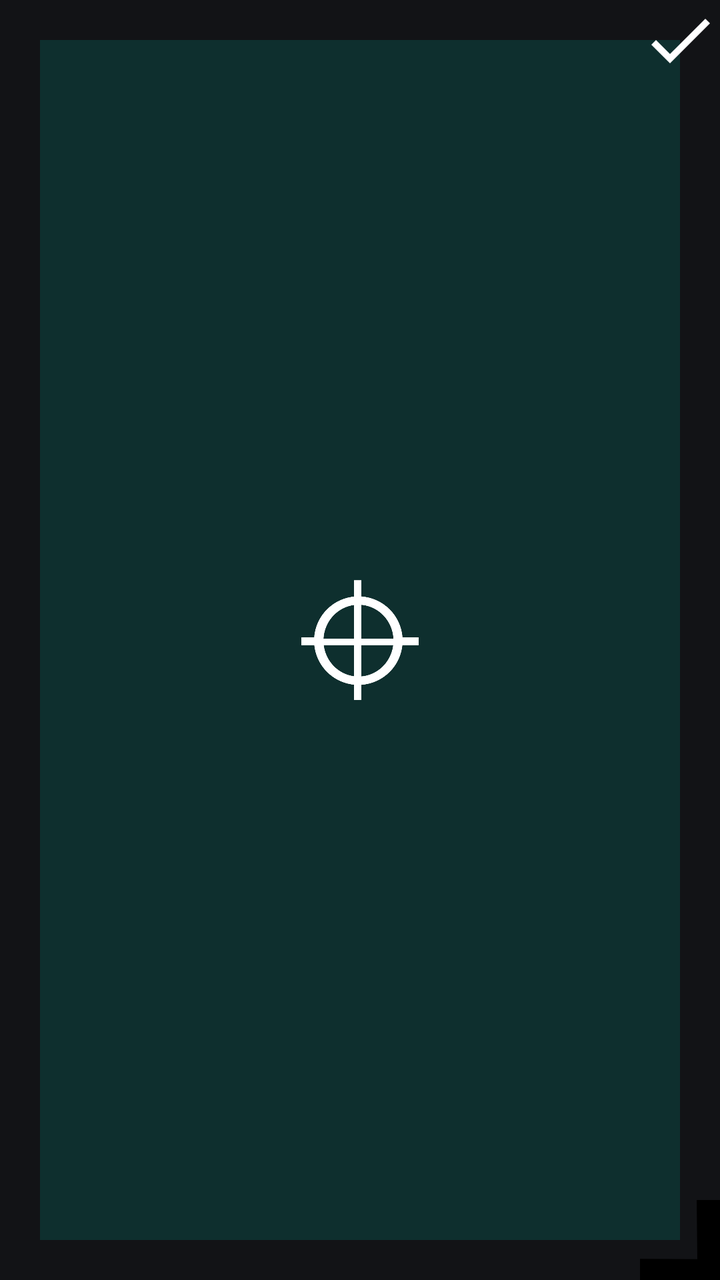
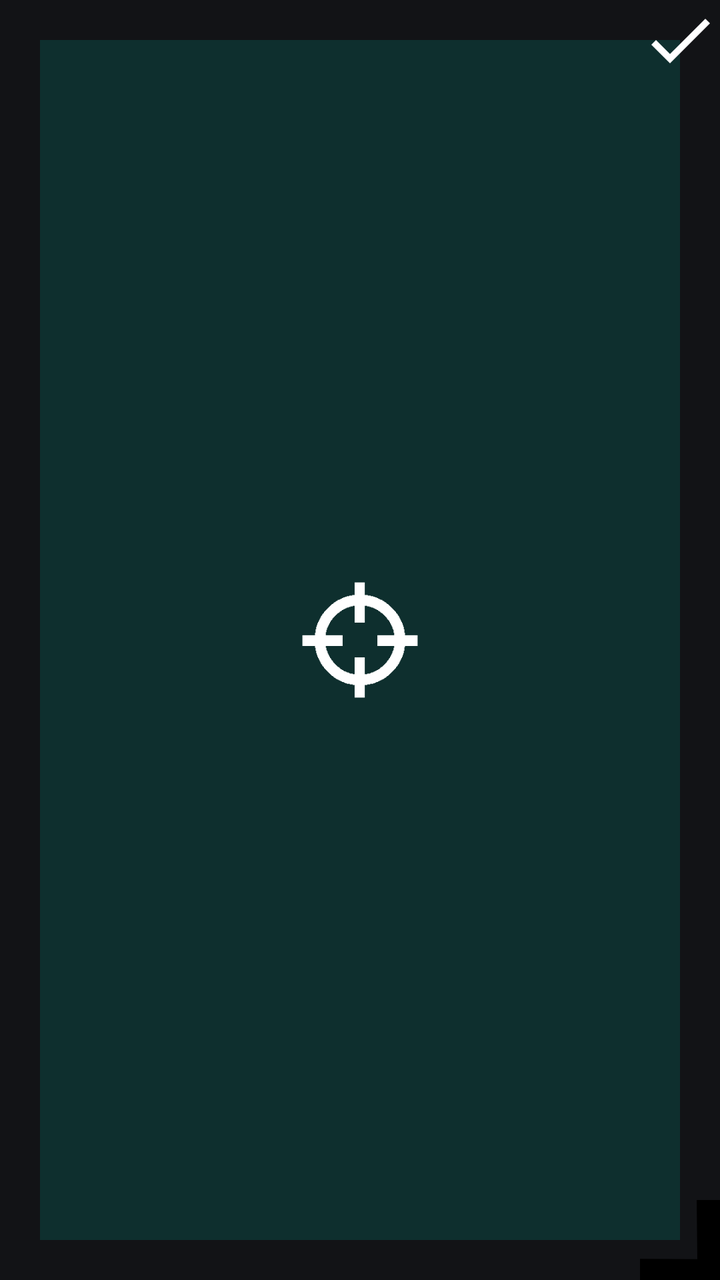

Before-and-after screenshots of an Android layout around one commit, followed by the original layout XML and the change that was made.
<!-- AndroidManifest.xml: application theme Theme.XtMapper -->
<!-- res/layout/resizable.xml -->
<?xml version="1.0" encoding="utf-8"?>
<FrameLayout xmlns:android="http://schemas.android.com/apk/res/android"
    xmlns:app="http://schemas.android.com/apk/res-auto"
    xmlns:tools="http://schemas.android.com/tools"
    android:layout_width="320dp"
    android:layout_height="240dp"
    android:translationZ="2dp"
    tools:ignore="HardcodedText,ContentDescription">

        <View
            android:layout_width="match_parent"
            android:layout_height="match_parent"
            android:layout_margin="20dp"
            android:background="#37009688" />
        <ImageView
            android:id="@+id/drag_handle"
            android:layout_width="40dp"
            android:layout_height="40dp"
            android:layout_gravity="bottom|right"
            app:srcCompat="@drawable/resize_handle" />
        <ImageView
            android:id="@+id/save_button"
            android:layout_width="40dp"
            android:layout_height="40dp"
            android:layout_gravity="top|right"
            app:srcCompat="@drawable/ic_baseline_done_24"
            app:tint="@color/white" />

        <ImageView
            android:layout_width="60dp"
            android:layout_height="60dp"
            android:layout_gravity="center"
            app:srcCompat="@drawable/crosshair"
            app:tint="@color/white" />

</FrameLayout>
<!-- resources referenced by this layout -->
<resources>
  <color name="white">#FFFFFFFF</color>
  <!-- drawable crosshair: png bitmap (drawable, 19094 bytes) -->
  <!-- drawable ic_baseline_done_24 (drawable) -->
  <vector android:height="24dp" android:tint="#000000"
      android:viewportHeight="24" android:viewportWidth="24"
      android:width="24dp" xmlns:android="http://schemas.android.com/apk/res/android">
      <path android:fillColor="@android:color/black" android:pathData="M9,16.2L4.8,12l-1.4,1.4L9,19 21,7l-1.4,-1.4L9,16.2z"/>
  </vector>
  <!-- drawable resize_handle (drawable) -->
  <vector android:height="24dp"
      android:viewportHeight="1" android:viewportWidth="1"
      android:width="24dp" xmlns:android="http://schemas.android.com/apk/res/android">
      <path android:fillColor="#000000" android:pathData="M1.205,1.0883L-0.0339,1.0406L0,0.7349L0.7166,0.7389L0.7087,-0L1.0224,-0Z"/>
  </vector>
  <style name="Theme.XtMapper" parent="Theme.Material3.DynamicColors.Dark">
          
          <item name="colorPrimary">@color/grey</item>
          <item name="colorPrimaryVariant">@color/purple_500</item>
          <item name="colorOnPrimary">@color/white</item>
          
          <item name="colorSecondary">@color/teal_200</item>
          <item name="colorSecondaryVariant">@color/teal_700</item>
          <item name="colorOnSecondary">@color/black</item>
          
          <item name="android:statusBarColor">?attr/colorPrimaryVariant</item>
          
      </style>
  <color name="grey">#303030</color>
  <color name="purple_500">#FF6200EE</color>
  <color name="teal_200">#FF03DAC5</color>
  <color name="teal_700">#FF018786</color>
  <color name="black">#FF000000</color>
</resources>

<!-- the commit's change to res/layout/resizable.xml (unified diff, before → after) -->
@@ -1,6 +1,5 @@
 <?xml version="1.0" encoding="utf-8"?>
 <FrameLayout xmlns:android="http://schemas.android.com/apk/res/android"
-    xmlns:app="http://schemas.android.com/apk/res-auto"
     xmlns:tools="http://schemas.android.com/tools"
     android:layout_width="320dp"
     android:layout_height="240dp"
@@ -17,20 +16,19 @@
             android:layout_width="40dp"
             android:layout_height="40dp"
             android:layout_gravity="bottom|right"
-            app:srcCompat="@drawable/resize_handle" />
+            android:src="@drawable/resize_handle" />
         <ImageView
             android:id="@+id/save_button"
             android:layout_width="40dp"
             android:layout_height="40dp"
             android:layout_gravity="top|right"
-            app:srcCompat="@drawable/ic_baseline_done_24"
-            app:tint="@color/white" />
+            android:background="@drawable/ic_baseline_done_24"
+            android:backgroundTint="@color/white"/>
 
         <ImageView
             android:layout_width="60dp"
             android:layout_height="60dp"
             android:layout_gravity="center"
-            app:srcCompat="@drawable/crosshair"
-            app:tint="@color/white" />
+            android:src="@drawable/crosshair" />
 
 </FrameLayout>
<!-- resource entries referenced after the edit -->
@@ -1,7 +1,7 @@
 <!-- resources referenced by this layout -->
 <resources>
   <color name="white">#FFFFFFFF</color>
-  <!-- drawable crosshair: png bitmap (drawable, 19094 bytes) -->
+  <!-- drawable crosshair: png bitmap (drawable, 5828 bytes) -->
   <!-- drawable ic_baseline_done_24 (drawable) -->
   <vector android:height="24dp" android:tint="#000000"
       android:viewportHeight="24" android:viewportWidth="24"
